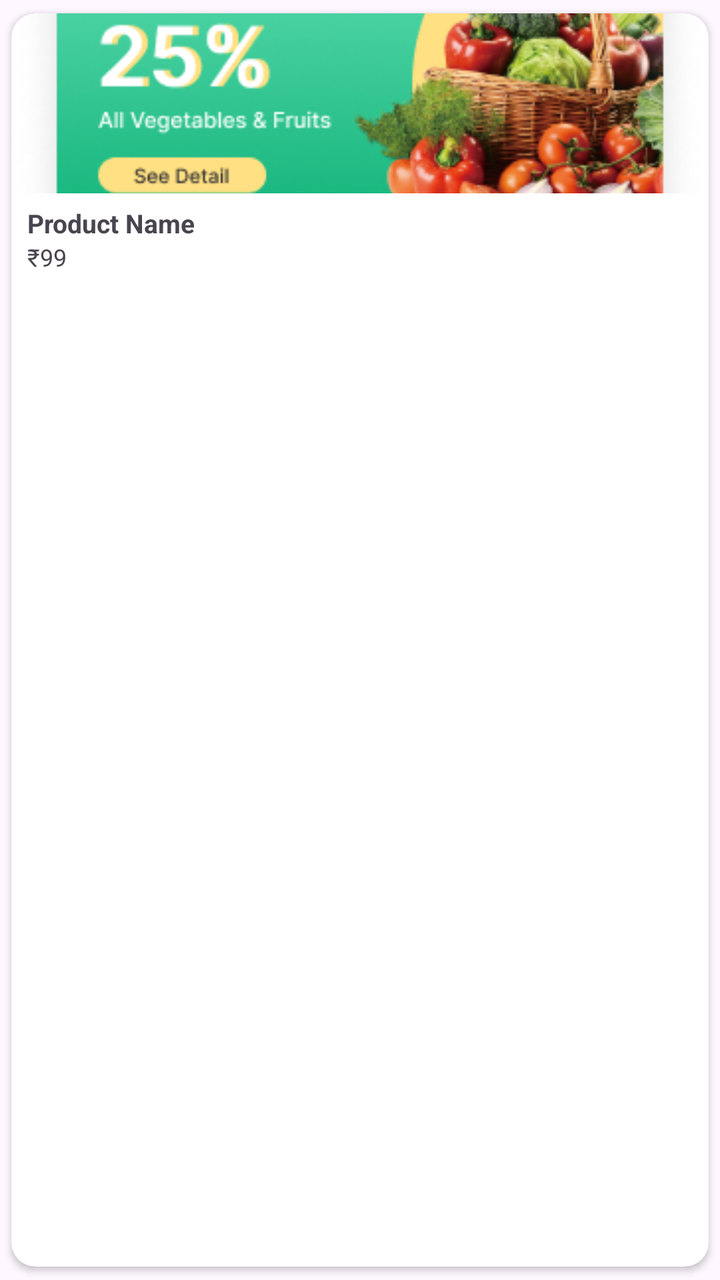
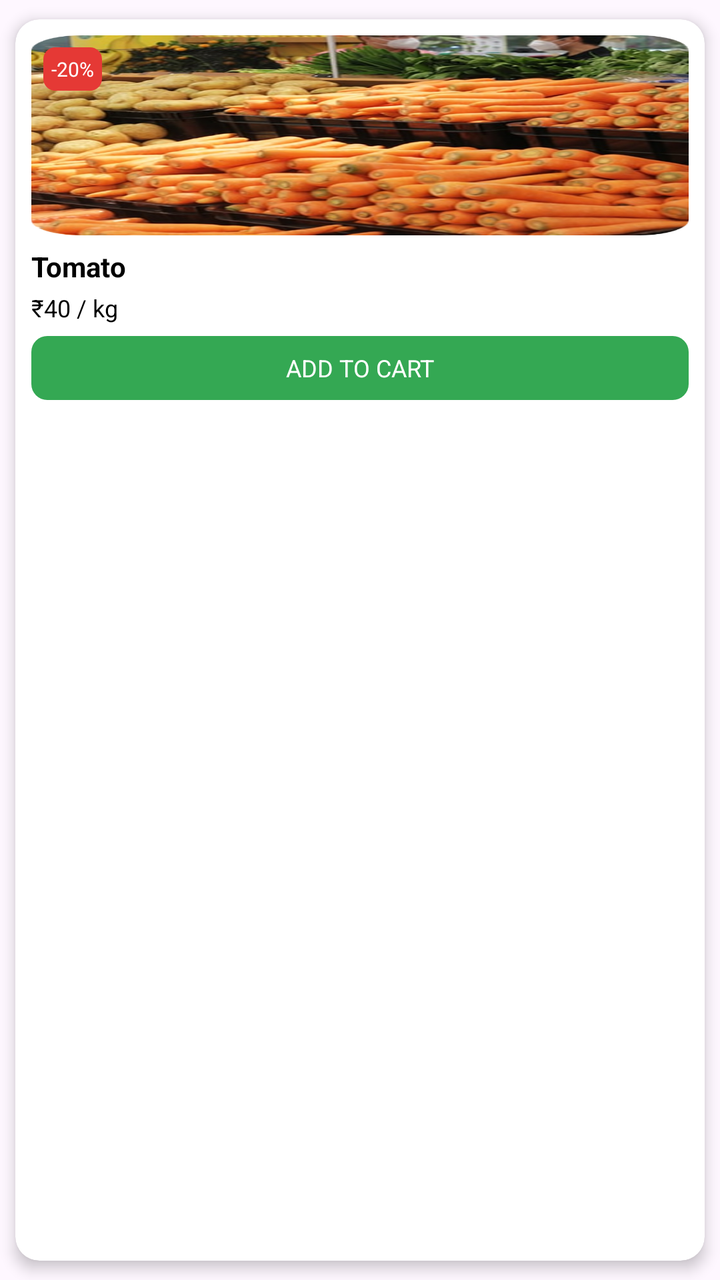

Before-and-after screenshots of an Android layout around one commit, followed by the original layout XML and the change that was made.
<!-- AndroidManifest.xml: application theme Theme.GrocHub -->
<!-- res/layout/item_product_small.xml -->
<?xml version="1.0" encoding="utf-8"?>
<androidx.cardview.widget.CardView
    xmlns:android="http://schemas.android.com/apk/res/android"
    xmlns:app="http://schemas.android.com/apk/res-auto"
    android:layout_width="130dp"
    android:layout_height="wrap_content"
    android:layout_margin="8dp"
    app:cardCornerRadius="12dp"
    app:cardUseCompatPadding="true">

    <LinearLayout
        android:layout_width="match_parent"
        android:layout_height="wrap_content"
        android:orientation="vertical">

        <ImageView
            android:id="@+id/iv_product_image"
            android:layout_width="match_parent"
            android:layout_height="90dp"
            android:scaleType="centerCrop"
            android:src="@drawable/slider" />

        <TextView
            android:id="@+id/tv_product_name"
            android:layout_width="match_parent"
            android:layout_height="wrap_content"
            android:paddingStart="8dp"
            android:paddingEnd="8dp"
            android:paddingTop="6dp"
            android:text="Product Name"
            android:textSize="13sp"
            android:textStyle="bold" />

        <TextView
            android:id="@+id/tv_product_price"
            android:layout_width="match_parent"
            android:layout_height="wrap_content"
            android:paddingStart="8dp"
            android:paddingEnd="8dp"
            android:paddingBottom="8dp"
            android:text="₹99"
            android:textSize="12sp" />
    </LinearLayout>

</androidx.cardview.widget.CardView>
<!-- resources referenced by this layout -->
<resources>
  <!-- drawable slider: png bitmap (drawable, 100870 bytes) -->
  <style name="Theme.GrocHub" parent="Base.Theme.GrocHub" />
  <style name="Base.Theme.GrocHub" parent="Theme.Material3.DayNight.NoActionBar">
          
          
      </style>
</resources>

<!-- the commit's change to res/layout/item_product_small.xml (unified diff, before → after) -->
@@ -2,44 +2,78 @@
 <androidx.cardview.widget.CardView
     xmlns:android="http://schemas.android.com/apk/res/android"
     xmlns:app="http://schemas.android.com/apk/res-auto"
-    android:layout_width="130dp"
+    android:layout_width="160dp"
     android:layout_height="wrap_content"
     android:layout_margin="8dp"
     app:cardCornerRadius="12dp"
+    app:cardElevation="4dp"
     app:cardUseCompatPadding="true">
 
-    <LinearLayout
+    <RelativeLayout
         android:layout_width="match_parent"
         android:layout_height="wrap_content"
-        android:orientation="vertical">
+        android:padding="8dp">
 
-        <ImageView
+        
+        <com.google.android.material.imageview.ShapeableImageView
             android:id="@+id/iv_product_image"
             android:layout_width="match_parent"
-            android:layout_height="90dp"
+            android:layout_height="100dp"
             android:scaleType="centerCrop"
-            android:src="@drawable/slider" />
+            android:background="@drawable/offer3"
+            app:shapeAppearanceOverlay="@style/RoundedImageShape" />
 
+
+        
+        <TextView
+            android:id="@+id/tv_discount"
+            android:layout_width="wrap_content"
+            android:layout_height="wrap_content"
+            android:background="@drawable/discount_badge_bg"
+            android:text="-20%"
+            android:textColor="@android:color/white"
+            android:textSize="10sp"
+            android:padding="4dp"
+            android:layout_alignTop="@id/iv_product_image"
+            android:layout_alignStart="@id/iv_product_image"
+            android:layout_margin="6dp"/>
+
+        
         <TextView
             android:id="@+id/tv_product_name"
             android:layout_width="match_parent"
             android:layout_height="wrap_content"
-            android:paddingStart="8dp"
-            android:paddingEnd="8dp"
-            android:paddingTop="6dp"
-            android:text="Product Name"
-            android:textSize="13sp"
-            android:textStyle="bold" />
+            android:text="Tomato"
+            android:textColor="@android:color/black"
+            android:textSize="14sp"
+            android:textStyle="bold"
+            android:layout_below="@id/iv_product_image"
+            android:layout_marginTop="6dp" />
 
+        
         <TextView
             android:id="@+id/tv_product_price"
             android:layout_width="match_parent"
             android:layout_height="wrap_content"
-            android:paddingStart="8dp"
-            android:paddingEnd="8dp"
-            android:paddingBottom="8dp"
-            android:text="₹99"
-            android:textSize="12sp" />
-    </LinearLayout>
+            android:text="₹40 / kg"
+            android:textColor="@android:color/black"
+            android:textSize="12sp"
+            android:layout_below="@id/tv_product_name"
+            android:layout_marginTop="3dp" />
+
+        
+        <TextView
+            android:id="@+id/btn_add_cart"
+            android:layout_width="match_parent"
+            android:layout_height="32dp"
+            android:text="ADD TO CART"
+            android:textSize="12sp"
+            android:textColor="@android:color/white"
+            android:gravity="center"
+            android:background="@drawable/add_to_cart_bg"
+            android:layout_below="@id/tv_product_price"
+            android:layout_marginTop="6dp"
+            android:padding="6dp"/>
+    </RelativeLayout>
 
 </androidx.cardview.widget.CardView>
<!-- resource entries referenced after the edit -->
@@ -1,6 +1,20 @@
 <!-- resources referenced by this layout -->
 <resources>
-  <!-- drawable slider: png bitmap (drawable, 100870 bytes) -->
+  <!-- drawable add_to_cart_bg (drawable) -->
+  <shape xmlns:android="http://schemas.android.com/apk/res/android">
+      <solid android:color="#34A853" />
+      <corners android:radius="8dp"/>
+  </shape>
+  <!-- drawable discount_badge_bg (drawable) -->
+  <shape xmlns:android="http://schemas.android.com/apk/res/android">
+      <solid android:color="#E53935"/>
+      <corners android:radius="6dp"/>
+  </shape>
+  <!-- drawable offer3: png bitmap (drawable, 518963 bytes) -->
+  <style name="RoundedImageShape">
+  		<item name="cornerFamily">rounded</item>
+  		<item name="cornerSize">8dp</item>
+  	</style>
   <style name="Theme.GrocHub" parent="Base.Theme.GrocHub" />
   <style name="Base.Theme.GrocHub" parent="Theme.Material3.DayNight.NoActionBar">
           
